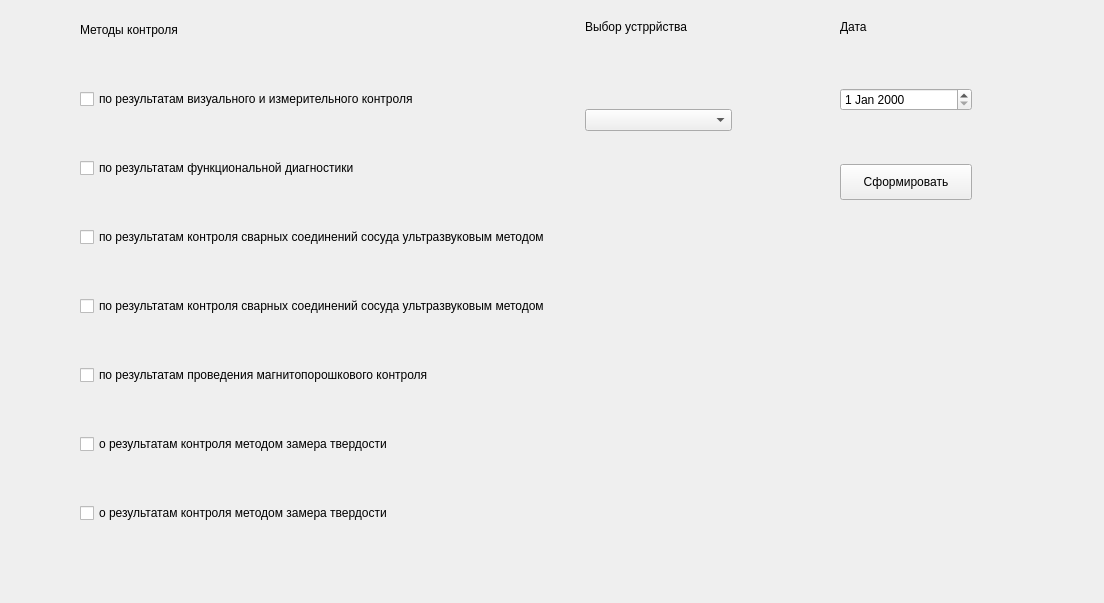
This is ControlMethods.ui in PavelZZ/DesktopAppEnergo as Qt 5 draws it before an edit. The edited form follows.
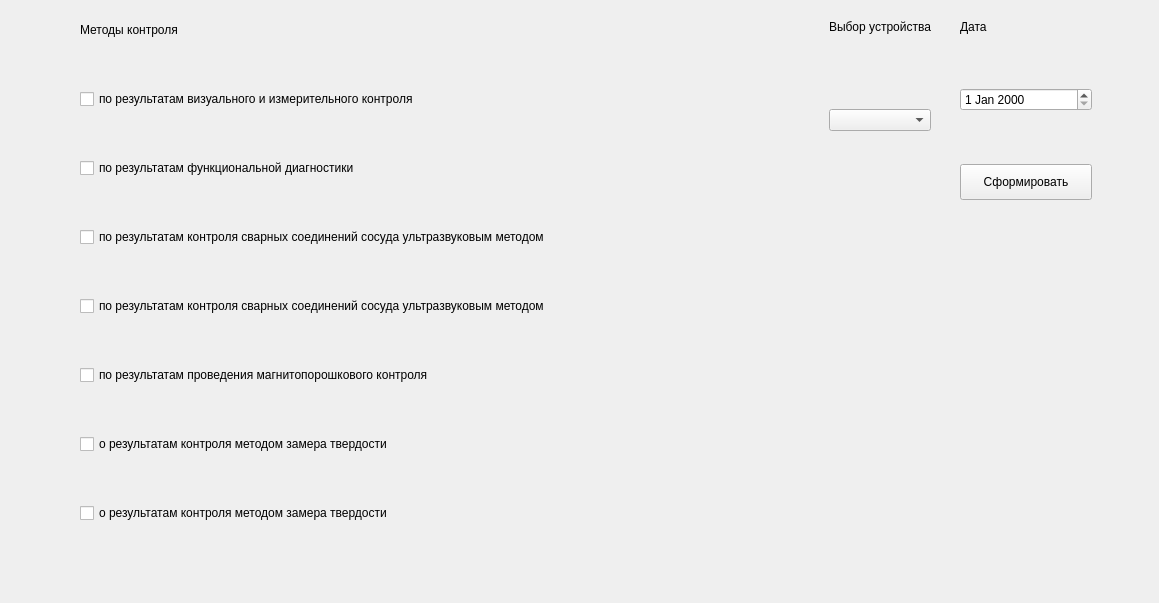
This is the edited form.

```diff
--- a/ControlMethods.ui
+++ b/ControlMethods.ui
@@ -6,7 +6,7 @@
    <rect>
     <x>0</x>
     <y>0</y>
-    <width>1104</width>
+    <width>1159</width>
     <height>603</height>
    </rect>
   </property>
@@ -19,11 +19,11 @@
      <rect>
       <x>80</x>
       <y>20</y>
-      <width>652</width>
+      <width>851</width>
       <height>503</height>
      </rect>
     </property>
-    <layout class="QHBoxLayout" name="horizontalLayout" stretch="3,2">
+    <layout class="QHBoxLayout" name="horizontalLayout" stretch="4,0">
      <property name="spacing">
       <number>35</number>
      </property>
@@ -110,7 +110,7 @@
        <item>
         <widget class="QLabel" name="label_3">
          <property name="text">
-          <string>Выбор устррйства</string>
+          <string>Выбор устройства</string>
          </property>
         </widget>
        </item>
@@ -128,7 +128,20 @@
         </spacer>
        </item>
        <item>
-        <widget class="QComboBox" name="comboBox"/>
+        <widget class="QComboBox" name="comboBox">
+         <property name="sizePolicy">
+          <sizepolicy hsizetype="Fixed" vsizetype="Fixed">
+           <horstretch>0</horstretch>
+           <verstretch>0</verstretch>
+          </sizepolicy>
+         </property>
+         <property name="maximumSize">
+          <size>
+           <width>403</width>
+           <height>16777215</height>
+          </size>
+         </property>
+        </widget>
        </item>
        <item>
         <spacer name="verticalSpacer_5">
@@ -150,7 +163,7 @@
    <widget class="QWidget" name="layoutWidget">
     <property name="geometry">
      <rect>
-      <x>840</x>
+      <x>960</x>
       <y>20</y>
       <width>132</width>
       <height>228</height>
```
